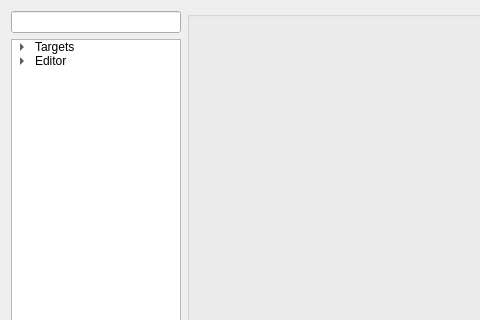
Qt form src/flua/Tools/IDE/ui/preferences.ui (akyoto/flua) before a commit; both pictures show x 0 to 480 and y 0 to 320 of the 702 by 538 pixel window.
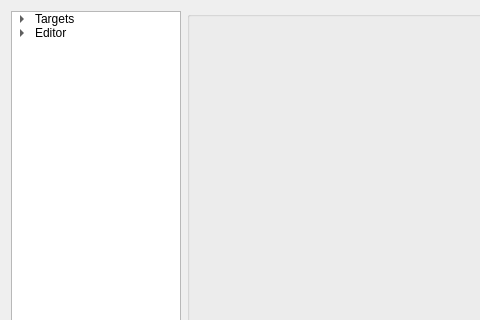
The same form after that commit.

Commit message: Improved preferences UI system

```diff
--- a/src/flua/Tools/IDE/ui/preferences.ui
+++ b/src/flua/Tools/IDE/ui/preferences.ui
@@ -24,28 +24,6 @@
     <layout class="QHBoxLayout" name="mainLayout">
      <item>
       <layout class="QVBoxLayout" name="leftLayout">
-       <item>
-        <widget class="QLineEdit" name="filter">
-         <property name="sizePolicy">
-          <sizepolicy hsizetype="Fixed" vsizetype="Fixed">
-           <horstretch>0</horstretch>
-           <verstretch>0</verstretch>
-          </sizepolicy>
-         </property>
-         <property name="minimumSize">
-          <size>
-           <width>170</width>
-           <height>0</height>
-          </size>
-         </property>
-         <property name="maximumSize">
-          <size>
-           <width>170</width>
-           <height>16777215</height>
-          </size>
-         </property>
-        </widget>
-       </item>
        <item>
         <widget class="QTreeWidget" name="settings">
          <property name="sizePolicy">
```
Left out of the diff: 8 changed lines with no effect on the pictures. The commit also changes 15 other files.
